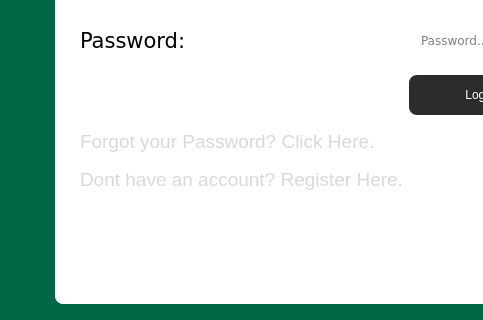
Old version of the form loginwindow.ui in the repository RyanLewis155/College-Portal-Project; both pictures show x 83 to 566 and y 198 to 518 of the 800 by 639 pixel window.
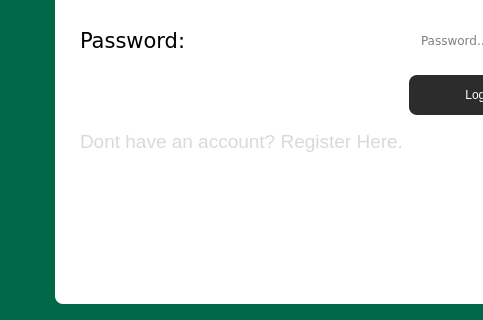
New version of the form.

```diff
--- a/loginwindow.ui
+++ b/loginwindow.ui
@@ -288,63 +288,6 @@
               </property>
              </widget>
             </item>
-            <item row="3" column="0">
-             <widget class="QPushButton" name="pushButton_ForgotPassword">
-              <property name="sizePolicy">
-               <sizepolicy hsizetype="Expanding" vsizetype="Fixed">
-                <horstretch>0</horstretch>
-                <verstretch>0</verstretch>
-               </sizepolicy>
-              </property>
-              <property name="font">
-               <font>
-                <pointsize>14</pointsize>
-               </font>
-              </property>
-              <property name="cursor">
-               <cursorShape>PointingHandCursor</cursorShape>
-              </property>
-              <property name="autoFillBackground">
-               <bool>false</bool>
-              </property>
-              <property name="styleSheet">
-               <string notr="true">background-color: transparent;
-color: #D9D9D9;
-border-radius: 8px;
-text-align: left;</string>
-              </property>
-              <property name="text">
-               <string>Forgot your Password? Click Here.</string>
-              </property>
-             </widget>
-            </item>
-            <item row="4" column="0">
-             <widget class="QPushButton" name="pushButton_Registration">
-              <property name="sizePolicy">
-               <sizepolicy hsizetype="Expanding" vsizetype="Fixed">
-                <horstretch>0</horstretch>
-                <verstretch>0</verstretch>
-               </sizepolicy>
-              </property>
-              <property name="font">
-               <font>
-                <pointsize>14</pointsize>
-               </font>
-              </property>
-              <property name="cursor">
-               <cursorShape>PointingHandCursor</cursorShape>
-              </property>
-              <property name="styleSheet">
-               <string notr="true">background-color: transparent;
-color: #D9D9D9;
-border-radius: 8px;
-text-align: left;</string>
-              </property>
-              <property name="text">
-               <string>Dont have an account? Register Here.</string>
-              </property>
-             </widget>
-            </item>
             <item row="2" column="1">
              <widget class="QPushButton" name="pushButton_Login">
               <property name="sizePolicy">
@@ -375,6 +318,33 @@
               </property>
              </widget>
             </item>
+            <item row="3" column="0">
+             <widget class="QPushButton" name="pushButton_Registration">
+              <property name="sizePolicy">
+               <sizepolicy hsizetype="Expanding" vsizetype="Fixed">
+                <horstretch>0</horstretch>
+                <verstretch>0</verstretch>
+               </sizepolicy>
+              </property>
+              <property name="font">
+               <font>
+                <pointsize>14</pointsize>
+               </font>
+              </property>
+              <property name="cursor">
+               <cursorShape>PointingHandCursor</cursorShape>
+              </property>
+              <property name="styleSheet">
+               <string notr="true">background-color: transparent;
+color: #D9D9D9;
+border-radius: 8px;
+text-align: left;</string>
+              </property>
+              <property name="text">
+               <string>Dont have an account? Register Here.</string>
+              </property>
+             </widget>
+            </item>
            </layout>
           </widget>
          </widget>
```
